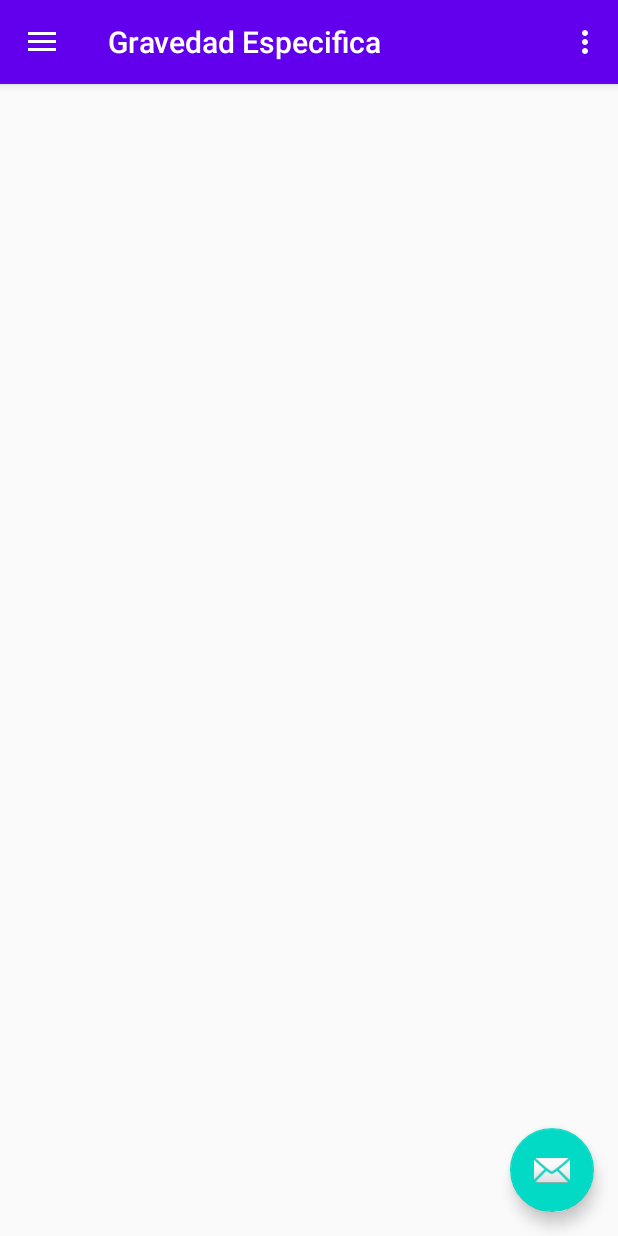
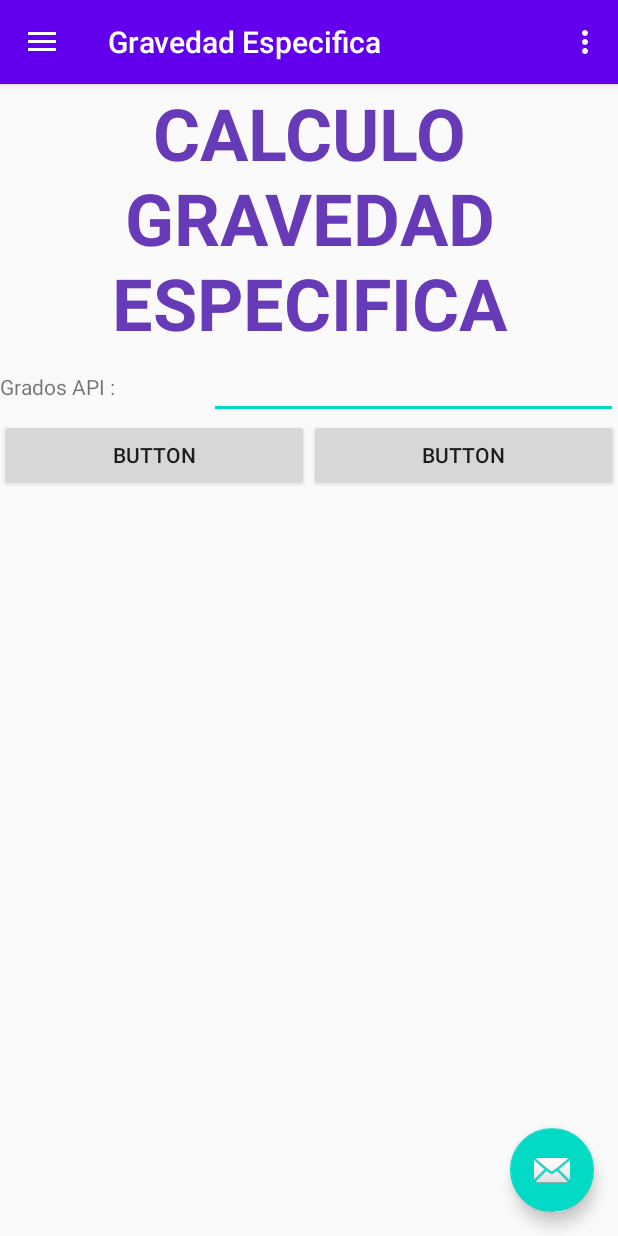
Before and after one commit to JJSSGGDD/PetroleumCalculatorFinal, an Android app: the screen it shows after launch (MainActivity), in the side drawer, after a tap on "Gravedad Especifica", on a phone screen of 412 x 824 dp. Run offline under Robolectric (Android 15) with nearby library versions, the phone set to English and light mode, and no system bars; our stand-ins replace navigation-ui.

Commit message:
1.CALCULO 1

```diff
--- /dev/null
+++ b/app/src/main/res/drawable/ic_baseline_numerodereynolds_24.xml
@@ -0,0 +1,10 @@
+<vector xmlns:android="http://schemas.android.com/apk/res/android"
+    android:width="24dp"
+    android:height="24dp"
+    android:viewportWidth="24"
+    android:viewportHeight="24"
+    android:tint="?attr/colorControlNormal">
+  <path
+      android:fillColor="@android:color/white"
+      android:pathData="M19,3H5C3.9,3 3,3.9 3,5v14c0,1.1 0.9,2 2,2h14c1.1,0 2,-0.9 2,-2V5C21,3.9 20.1,3 19,3zM13.03,7.06L14.09,6l1.41,1.41L16.91,6l1.06,1.06l-1.41,1.41l1.41,1.41l-1.06,1.06L15.5,9.54l-1.41,1.41l-1.06,-1.06l1.41,-1.41L13.03,7.06zM6.25,7.72h5v1.5h-5V7.72zM11.5,16h-2v2H8v-2H6v-1.5h2v-2h1.5v2h2V16zM18,17.25h-5v-1.5h5V17.25zM18,14.75h-5v-1.5h5V14.75z"/>
+</vector>
--- a/app/src/main/res/layout/fragment_gravedad_especifica.xml
+++ b/app/src/main/res/layout/fragment_gravedad_especifica.xml
@@ -1,21 +1,79 @@
-<android.support.constraint.ConstraintLayout xmlns:android="http://schemas.android.com/apk/res/android"
+<LinearLayout xmlns:android="http://schemas.android.com/apk/res/android"
     xmlns:app="http://schemas.android.com/apk/res-auto"
     xmlns:tools="http://schemas.android.com/tools"
     android:layout_width="match_parent"
     android:layout_height="match_parent"
+    android:orientation="vertical"
     tools:context=".ui.gravedadespecifica.GravedadEspecificaFragment">
 
+
     <TextView
-        android:id="@+id/text_gravedadespecifica"
+        android:id="@+id/textView2"
         android:layout_width="match_parent"
         android:layout_height="wrap_content"
-        android:layout_marginStart="8dp"
-        android:layout_marginTop="8dp"
-        android:layout_marginEnd="8dp"
-        android:textAlignment="center"
-        android:textSize="20sp"
-        app:layout_constraintBottom_toBottomOf="parent"
-        app:layout_constraintEnd_toEndOf="parent"
-        app:layout_constraintStart_toStartOf="parent"
-        app:layout_constraintTop_toTopOf="parent" />
-</android.support.constraint.ConstraintLayout>
+        android:gravity="center_horizontal"
+        android:text="CALCULO GRAVEDAD ESPECIFICA"
+        android:textAppearance="@style/TextAppearance.AppCompat.Display2"
+        android:textColor="#673AB7"
+        android:textSize="48sp"
+        android:textStyle="bold" />
+
+    <LinearLayout
+        android:layout_width="match_parent"
+        android:layout_height="wrap_content"
+        android:orientation="horizontal">
+
+        <TextView
+            android:id="@+id/textView3"
+            android:layout_width="wrap_content"
+            android:layout_height="wrap_content"
+            android:layout_weight="1"
+            android:text="Grados API : " />
+
+        <EditText
+            android:id="@+id/editTextNumberDecimal"
+            android:layout_width="wrap_content"
+            android:layout_height="wrap_content"
+            android:layout_weight="1"
+            android:ems="10"
+            android:inputType="numberDecimal" />
+    </LinearLayout>
+
+    <LinearLayout
+        android:layout_width="match_parent"
+        android:layout_height="match_parent"
+        android:orientation="horizontal">
+
+        <Button
+            android:id="@+id/button"
+            android:layout_width="wrap_content"
+            android:layout_height="wrap_content"
+            android:layout_weight="1"
+            android:text="Button" />
+
+        <Button
+            android:id="@+id/button2"
+            android:layout_width="wrap_content"
+            android:layout_height="wrap_content"
+            android:layout_weight="1"
+            android:text="Button" />
+    </LinearLayout>
+
+    <LinearLayout
+        android:layout_width="match_parent"
+        android:layout_height="match_parent"
+        android:orientation="vertical">
+
+        <TextView
+            android:id="@+id/textView4"
+            android:layout_width="match_parent"
+            android:layout_height="wrap_content"
+            android:text="TextView" />
+
+        <TextView
+            android:id="@+id/textView5"
+            android:layout_width="match_parent"
+            android:layout_height="wrap_content"
+            android:text="TextView" />
+    </LinearLayout>
+</LinearLayout>
```
